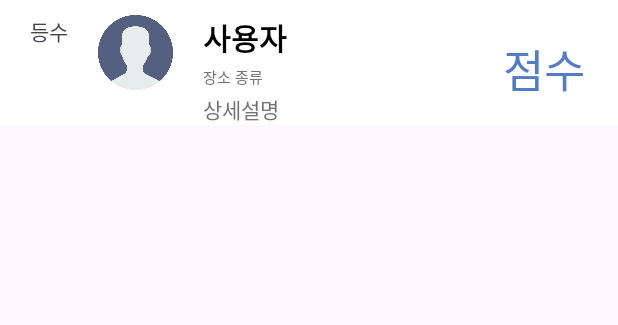
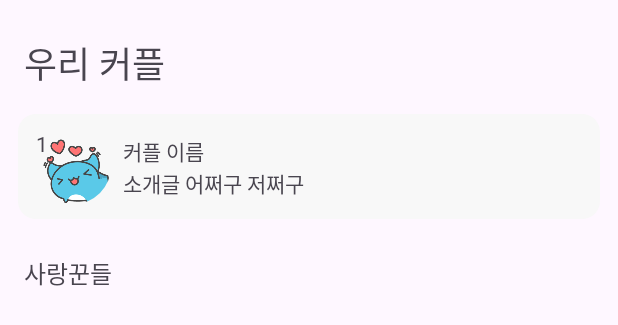
Before and after one commit to new-year-hackathon-team-g/TheTheThe-Android, an Android app: the layout fragment_rank.xml on its own in the app's theme, with its tools: preview values and no code run, on a phone screen of 412 x 824 dp. Shown: the top 325 px of the screen. Run offline under Robolectric (Android 15) with nearby library versions, the phone set to English and light mode, and no system bars; network calls fail.

Commit message:
RankFragment 디자인 수정

```diff
--- a/app/src/main/java/com/soopeach/thethethe_android/rank/RankFragment.kt
+++ b/app/src/main/java/com/soopeach/thethethe_android/rank/RankFragment.kt
@@ -6,9 +6,12 @@ import android.view.LayoutInflater
 import android.view.View
 import android.view.ViewGroup
 import androidx.recyclerview.widget.LinearLayoutManager
+import com.bumptech.glide.Glide
+import com.soopeach.thethethe_android.R
 import com.soopeach.thethethe_android.databinding.FragmentRankBinding
 import com.soopeach.thethethe_android.databinding.FragmentRecommendationBinding
 import com.soopeach.thethethe_android.model.Couple
+import com.soopeach.thethethe_android.utils.toProcessedString
 
 class RankFragment : Fragment() {
 
@@ -28,19 +31,30 @@ class RankFragment : Fragment() {
     override fun onViewCreated(view: View, savedInstanceState: Bundle?) {
         super.onViewCreated(view, savedInstanceState)
 
-        val adapter = RankListAdapter()
-        binding.RecyclerView.layoutManager = LinearLayoutManager(requireContext())
-        binding.RecyclerView.adapter = adapter
+        val myCoupleData = Couple(
+            123,
+            "푸하하",
+            "https://source.unsplash.com/user/max_duz/300x300",
+            "우리가 최고",
+            "2021-09-01",
+            10000000)
 
-        adapter.submitList(
-            listOf(
+        val otherCoupleData = listOf(
+            Couple(
+                123,
+                "푸하하",
+                "https://source.unsplash.com/user/max_duz/300x300",
+                "우리가 최고",
+                "2021-09-01",
+                10000000
+            ),
             Couple(
                 1,
                 "꽁냥커플",
                 "https://source.unsplash.com/user/max_duz/300x300",
                 "안녕하세요",
                 "2021-09-01",
-                    1000000
+                100000
             ),
             Couple(
                 2,
@@ -48,7 +62,7 @@ class RankFragment : Fragment() {
                 "https://source.unsplash.com/user/max_duz/300x300",
                 "님 카풀 해본 적 있나요",
                 "2021-09-01",
-                    200300
+                20300
             ),
             Couple(
                 3,
@@ -82,6 +96,40 @@ class RankFragment : Fragment() {
                 0
             ),
         )
+
+        with(binding.myCoupleRank) {
+
+            val myRank = otherCoupleData.indexOfFirst { it.cid == myCoupleData.cid } + 1
+            rank.text = myRank.toString()
+            coupleName.text = myCoupleData.coupleName
+            introduction.text = myCoupleData.introduction
+            score.text = myCoupleData.store.toProcessedString()
+            Glide.with(root)
+                .load(myCoupleData.coupleImageUrl)
+                .into(profileImg)
+
+            when (myRank) {
+                1 -> {
+                    this.root.setBackgroundResource(R.drawable.bg_rounded_border_16_gold)
+                }
+
+                2 -> {
+                    this.root.setBackgroundResource(R.drawable.bg_rounded_border_16_silver)
+                }
+
+                3 -> {
+                    this.root.setBackgroundResource(R.drawable.bg_rounded_border_16_bronze)
+                }
+            }
+        }
+
+
+        val adapter = RankListAdapter()
+        binding.RecyclerView.layoutManager = LinearLayoutManager(requireContext())
+        binding.RecyclerView.adapter = adapter
+
+        adapter.submitList(
+            otherCoupleData
         )
 
     }
--- a/app/src/main/res/layout/fragment_rank.xml
+++ b/app/src/main/res/layout/fragment_rank.xml
@@ -1,111 +1,56 @@
 <?xml version="1.0" encoding="utf-8"?>
-<FrameLayout xmlns:android="http://schemas.android.com/apk/res/android"
+<androidx.constraintlayout.widget.ConstraintLayout xmlns:android="http://schemas.android.com/apk/res/android"
+    xmlns:app="http://schemas.android.com/apk/res-auto"
     xmlns:tools="http://schemas.android.com/tools"
     android:layout_width="match_parent"
     android:layout_height="match_parent"
     tools:context=".rank.RankFragment">
 
-    <!-- TODO: Update blank fragment layout -->
+    <TextView
+        android:id="@+id/my_couple"
+        android:layout_width="wrap_content"
+        android:layout_height="wrap_content"
+        android:layout_marginStart="16dp"
+        android:layout_marginTop="24dp"
+        android:text="우리 커플"
+        android:textSize="24sp"
+        app:layout_constraintStart_toStartOf="parent"
+        app:layout_constraintTop_toTopOf="parent" />
 
+    <include
+        android:id="@+id/my_couple_rank"
+        layout="@layout/rank_item"
+        android:layout_width="0dp"
+        android:layout_height="wrap_content"
+        android:layout_marginTop="16dp"
+        android:layout_marginHorizontal="12dp"
+        app:layout_constraintEnd_toEndOf="parent"
+        app:layout_constraintStart_toStartOf="parent"
+        app:layout_constraintTop_toBottomOf="@id/my_couple" />
 
-    <RelativeLayout
-        android:layout_width="match_parent"
+    <TextView
+        android:id="@+id/other_couple"
+        android:layout_width="wrap_content"
         android:layout_height="wrap_content"
-        android:paddingLeft="10dp"
-        android:paddingTop="10dp"
-        android:background="@color/white"
-        android:id="@+id/mycouple_ranking">
-
-        <RelativeLayout
-            android:layout_width="wrap_content"
-            android:layout_height="wrap_content"
-            android:layout_marginLeft="10dp"
-            android:layout_marginRight="10dp"
-            android:id="@+id/option1_my"
-            >
-            <TextView
-                android:id="@+id/ranking_my"
-                android:layout_width="wrap_content"
-                android:layout_height="wrap_content"
-                android:text="등수"/>
-
-            <ImageView
-                android:layout_toRightOf="@+id/ranking_my"
-                android:layout_marginLeft="20dp"
-                android:layout_width="50dp"
-                android:layout_height="50dp"
-                android:src="@drawable/user_profile"
-                />
-        </RelativeLayout>
-
-        <RelativeLayout
-            android:layout_width="match_parent"
-            android:layout_height="wrap_content"
-            android:layout_marginLeft="10dp"
-            android:layout_marginRight="10dp"
-            android:layout_toRightOf="@+id/option1_my"
-            >
-            <TextView
-                android:id="@+id/couple_name_my"
-                android:layout_width="220dp"
-                android:layout_height="wrap_content"
-                android:text="사용자"
-                android:textStyle="bold"
-                android:textColor="#000000"
-                android:textSize="20sp" />
-
-            <TextView
-                android:id="@+id/item_type"
-                android:layout_width="wrap_content"
-                android:layout_height="wrap_content"
-                android:layout_below="@id/couple_name_my"
-                android:layout_marginTop="3dp"
-                android:text="장소 종류"
-                android:textColor="#727272"
-                android:textSize="10sp" />
-            <TextView
-                android:id="@+id/couple_memo_my"
-                android:layout_width="match_parent"
-                android:layout_height="wrap_content"
-                android:layout_below="@id/item_type"
-                android:layout_marginTop="3dp"
-                android:text="상세설명"
-                android:textColor="#727272"
-                android:textSize="14sp" />
-
-            <RelativeLayout
-                android:layout_width="wrap_content"
-                android:layout_height="wrap_content"
-                android:visibility="visible"
-                android:id="@+id/save_btn">
-
-                <TextView
-                    android:id="@+id/point_my"
-                    android:layout_width="wrap_content"
-                    android:layout_height="wrap_content"
-                    android:text="점수"
-                    android:layout_marginLeft="200dp"
-                    android:layout_marginTop="13sp"
-                    android:textSize="30sp"
-                    android:textColor="#537CC5"/>
-
-            </RelativeLayout>
-
-
-        </RelativeLayout>
-
-
-
-    </RelativeLayout>
-
-
+        android:layout_marginStart="16dp"
+        android:layout_marginTop="24dp"
+        android:text="사랑꾼들"
+        android:textSize="16sp"
+        app:layout_constraintStart_toStartOf="parent"
+        app:layout_constraintTop_toBottomOf="@id/my_couple_rank"
+        app:layout_goneMarginTop="28dp"
+        />
 
 
     <androidx.recyclerview.widget.RecyclerView
         android:id="@+id/RecyclerView"
-        android:layout_marginTop="100dp"
-        android:layout_width="match_parent"
-        android:layout_height="match_parent"
-        android:layout_below="@id/mycouple_ranking"/>
+        android:layout_width="0dp"
+        android:layout_height="0dp"
+        android:layout_below="@id/other_couple"
+        app:layout_constraintStart_toStartOf="parent"
+        app:layout_constraintEnd_toEndOf="parent"
+        app:layout_constraintTop_toBottomOf="@id/other_couple"
+        app:layout_constraintBottom_toBottomOf="parent"
+        android:layout_marginTop="16dp" />
 
-</FrameLayout>
+</androidx.constraintlayout.widget.ConstraintLayout>
```
Lines whose indentation alone changed are shown as unchanged.
